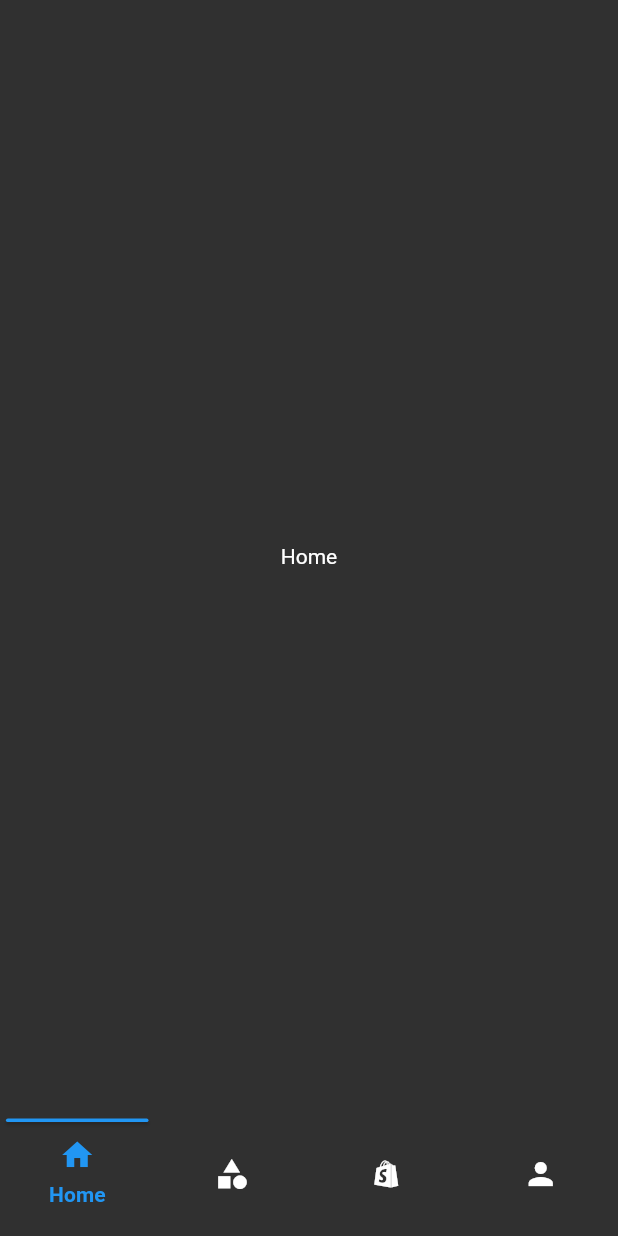
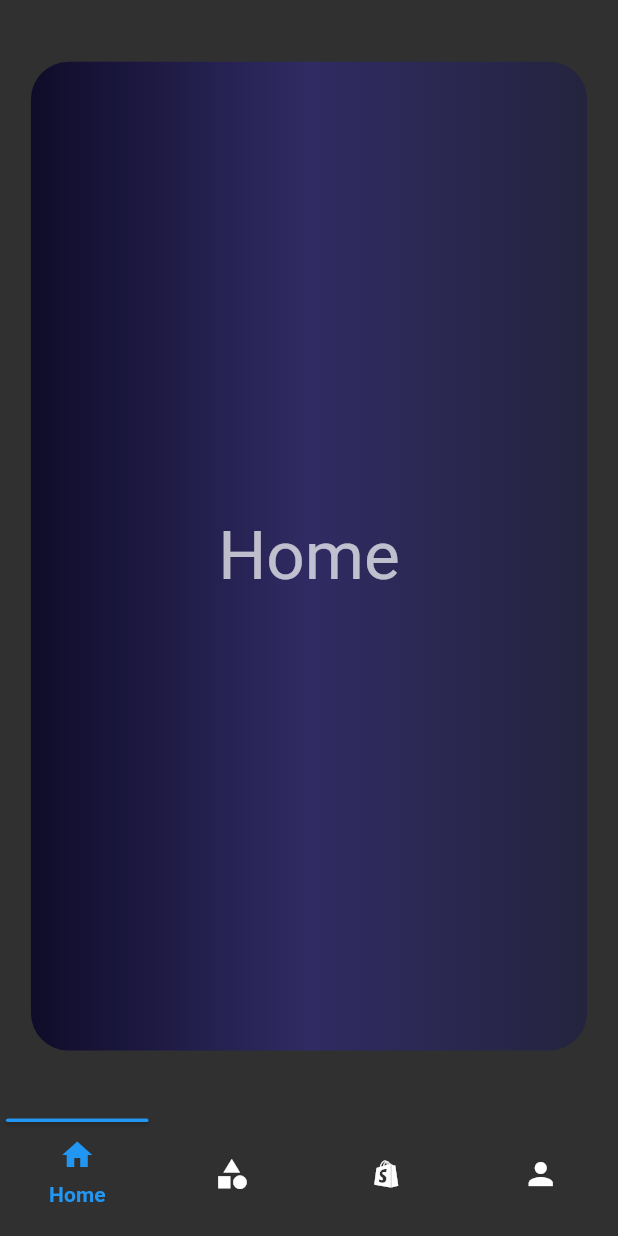
Before and after one commit to yasinari/bottom_navigation_indicator, a Flutter app: the screen it shows after launch, on a phone screen of 412 x 824 dp. Run offline on Flutter 3.47's test engine with Material 2 defaults, Android fonts, the phone set to English and light mode, and no system bars.

Commit message:
Update first_example.dart

```diff
--- a/lib/example/first_example.dart
+++ b/lib/example/first_example.dart
@@ -47,23 +47,65 @@ class _ExampleFeatures {
   final List<Widget> _pages = [
     const Scaffold(
       body: Center(
-        child: Text("Home"),
+        child: _ExampleCard(
+          title: "Home",
+          color: LinearGradient(colors: [
+            Color(0xff0f0c29),
+            Color(0xff302b63),
+            Color(0xff24243e),
+          ]),
+        ),
       ),
     ),
     const Scaffold(
       body: Center(
-        child: Text("Categories"),
+        child: _ExampleCard(
+          title: "Categories",
+          color: LinearGradient(colors: [Colors.red, Colors.black]),
+        ),
       ),
     ),
     const Scaffold(
       body: Center(
-        child: Text("Market"),
+        child: _ExampleCard(
+          title: "Market",
+          color: LinearGradient(colors: [Colors.red, Colors.black]),
+        ),
       ),
     ),
     const Scaffold(
       body: Center(
-        child: Text("Profile"),
+        child: _ExampleCard(
+          title: "Profile",
+          color: LinearGradient(colors: [Colors.red, Colors.black]),
+        ),
       ),
     ),
   ];
 }
+
+class _ExampleCard extends StatelessWidget {
+  const _ExampleCard({String? title, LinearGradient? color})
+      : _title = title,
+        _color = color;
+
+  final String? _title;
+  final LinearGradient? _color;
+
+  @override
+  Widget build(BuildContext context) {
+    return SizedBox(
+      height: MediaQuery.of(context).size.height * 0.8,
+      width: MediaQuery.of(context).size.width * 0.9,
+      child: Container(
+        decoration: BoxDecoration(
+            gradient: _color, borderRadius: BorderRadius.circular(25)),
+        child: Center(
+            child: Text(
+          _title ?? "",
+          style: Theme.of(context).textTheme.headline3,
+        )),
+      ),
+    );
+  }
+}
```
